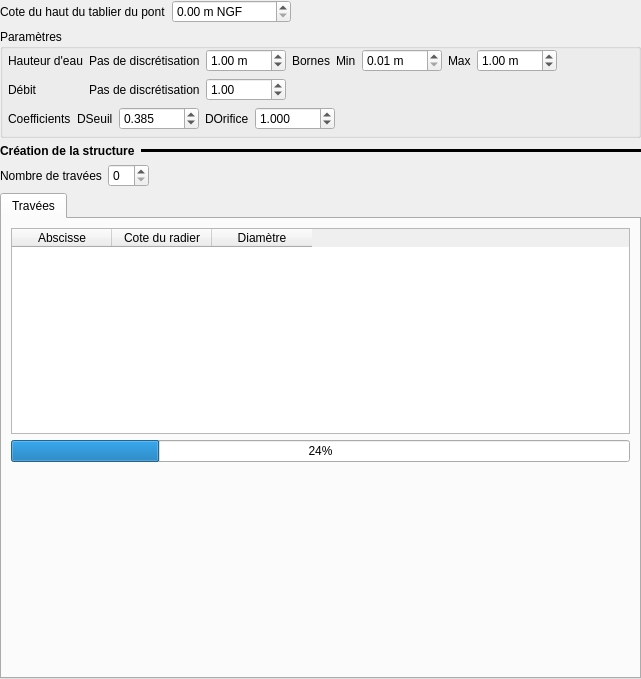
The window that ui/structures/ui_orifice_bu.ui (Artelia/Mascaret) describes before a commit, drawn with Qt 5.
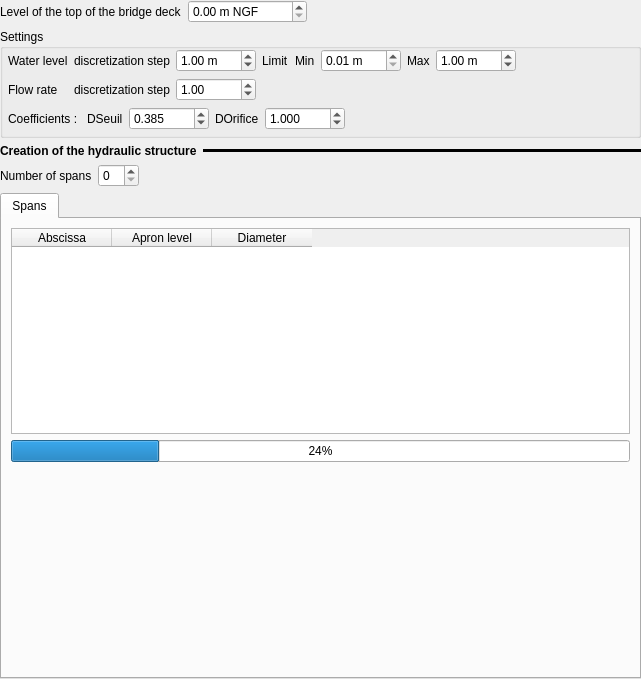
The same window after the commit.

What changed in the file:
```diff
--- a/ui/structures/ui_orifice_bu.ui
+++ b/ui/structures/ui_orifice_bu.ui
@@ -44,7 +44,7 @@
      <item row="1" column="0">
       <widget class="QLabel" name="label_6">
        <property name="text">
-        <string>Cote du haut du tablier du pont</string>
+        <string>Level of the top of the bridge deck</string>
        </property>
       </widget>
      </item>
@@ -69,7 +69,7 @@
    <item>
     <widget class="QGroupBox" name="groupBox_4">
      <property name="title">
-      <string>Paramètres</string>
+      <string>Settings</string>
      </property>
      <layout class="QVBoxLayout" name="verticalLayout_16">
       <property name="leftMargin">
@@ -161,21 +161,21 @@
         <item row="0" column="1">
          <widget class="QLabel" name="label">
           <property name="text">
-           <string>Pas de discrétisation</string>
+           <string>discretization step</string>
           </property>
          </widget>
         </item>
         <item row="0" column="0">
          <widget class="QLabel" name="label_29">
           <property name="text">
-           <string>Hauteur d'eau</string>
+           <string>Water level</string>
           </property>
          </widget>
         </item>
         <item row="0" column="3">
          <widget class="QLabel" name="label_28">
           <property name="text">
-           <string>Bornes</string>
+           <string>Limit</string>
           </property>
          </widget>
         </item>
@@ -204,7 +204,7 @@
         <item row="1" column="1">
          <widget class="QLabel" name="label_2">
           <property name="text">
-           <string>Pas de discrétisation</string>
+           <string>discretization step</string>
           </property>
          </widget>
         </item>
@@ -230,7 +230,7 @@
         <item row="1" column="0">
          <widget class="QLabel" name="label_30">
           <property name="text">
-           <string>Débit </string>
+           <string>Flow rate</string>
           </property>
          </widget>
         </item>
@@ -241,7 +241,7 @@
         <item>
          <widget class="QLabel" name="label_3">
           <property name="text">
-           <string>Coefficients</string>
+           <string>Coefficients : </string>
           </property>
          </widget>
         </item>
@@ -332,7 +332,7 @@
         </font>
        </property>
        <property name="text">
-        <string>Création de la structure</string>
+        <string>Creation of the hydraulic structure</string>
        </property>
       </widget>
      </item>
@@ -359,7 +359,7 @@
      <item>
       <widget class="QLabel" name="label_18">
        <property name="text">
-        <string>Nombre de travées</string>
+        <string>Number of spans</string>
        </property>
       </widget>
      </item>
@@ -398,7 +398,7 @@
      </property>
      <widget class="QWidget" name="ong_trav">
       <attribute name="title">
-       <string>Travées</string>
+       <string>Spans</string>
       </attribute>
       <layout class="QVBoxLayout" name="verticalLayout_6">
        <item>
@@ -417,17 +417,17 @@
          </attribute>
          <column>
           <property name="text">
-           <string>Abscisse</string>
+           <string>Abscissa</string>
           </property>
          </column>
          <column>
           <property name="text">
-           <string>Cote du radier</string>
+           <string>Apron level</string>
           </property>
          </column>
          <column>
           <property name="text">
-           <string>Diamètre</string>
+           <string>Diameter</string>
           </property>
          </column>
         </widget>
```
